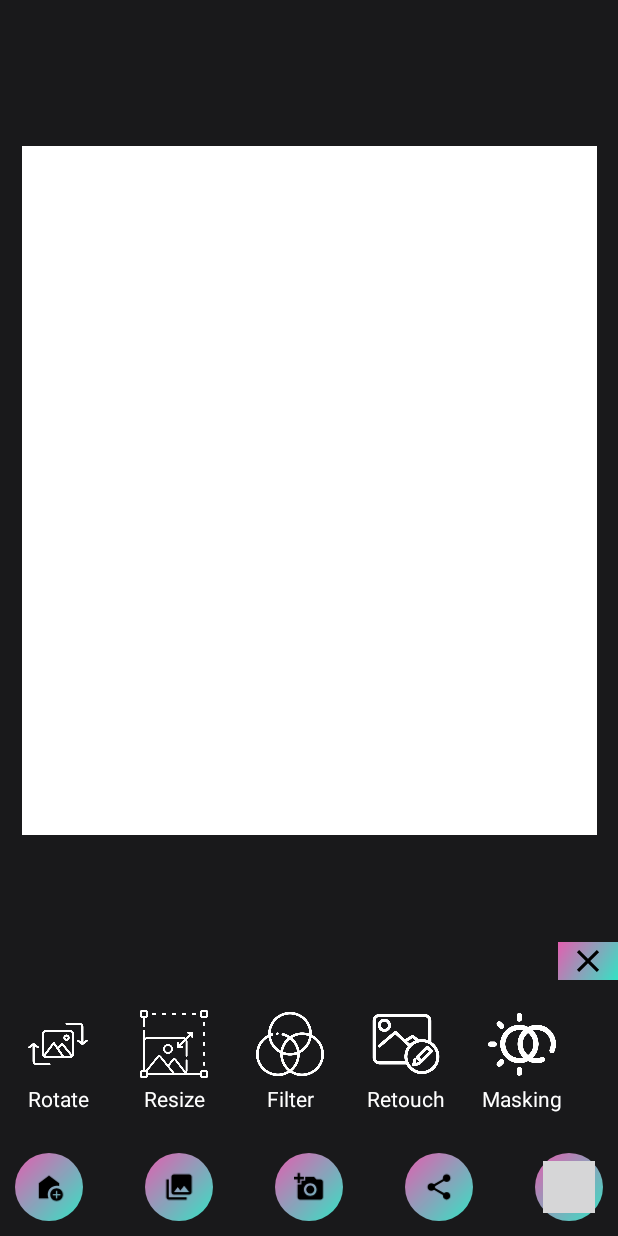
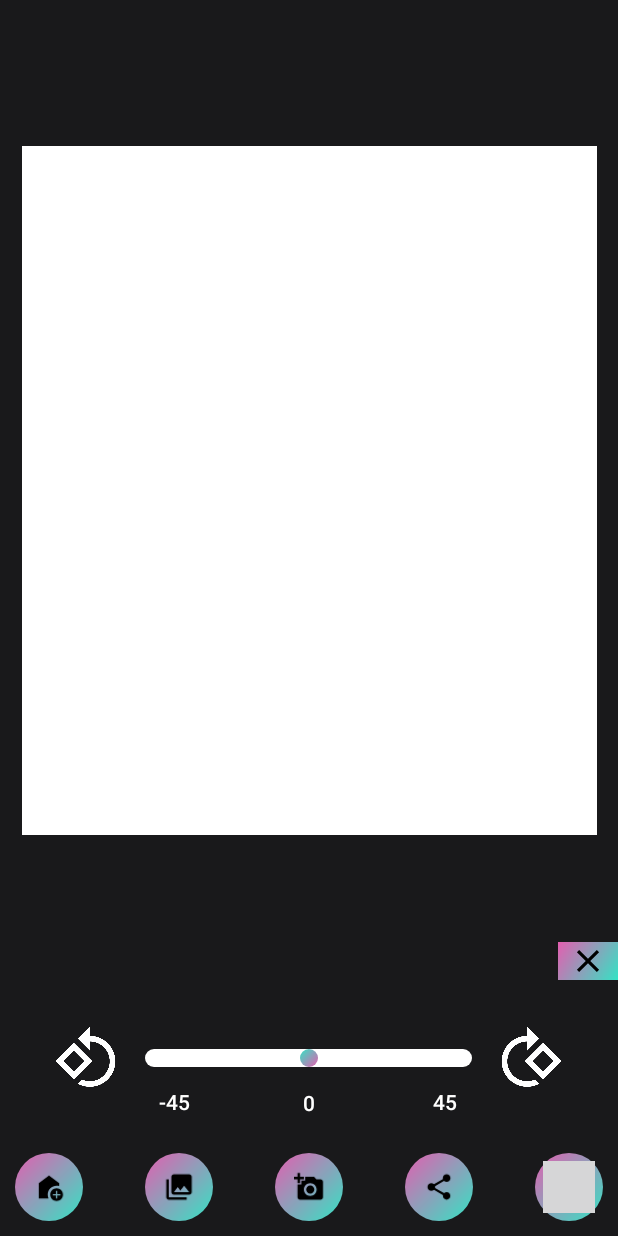
Before and after one commit to Drak0ndr/hitsMobile, an Android app: the screen it shows after launch (PhotoActivity), after a tap on "Rotate", on a phone screen of 412 x 824 dp. Run offline under Robolectric (Android 15) with nearby library versions, the phone set to English and light mode, and no system bars; pictures from the network do not load.

Commit message:
added a block with rotation

```diff
--- a/app/src/main/java/com/example/hitsmobile/PhotoActivity.kt
+++ b/app/src/main/java/com/example/hitsmobile/PhotoActivity.kt
@@ -10,6 +10,7 @@ import android.os.Looper
 import android.provider.MediaStore
 import android.view.animation.AnticipateOvershootInterpolator
 import android.widget.ImageView
+import android.widget.RelativeLayout
 import androidx.activity.enableEdgeToEdge
 import androidx.appcompat.app.AppCompatActivity
 import androidx.constraintlayout.widget.ConstraintLayout
@@ -143,6 +144,16 @@ class PhotoActivity: AppCompatActivity(), OnItemSelected, FilterListener {
     private val mConstraintSet = ConstraintSet()
     private var mIsFilterVisible = false
 
+    /*Отслеживаем текущие выдвижные блоки*/
+    private var currNumberBlock: Int = 0
+    private var currBlock: Int = 0
+
+    /*Отслеживаем выдвижные блоки*/
+    private lateinit var closeButton: ImageView
+
+    /*Блок для поворота*/
+    private lateinit var rlRotate: RelativeLayout
+
     @SuppressLint("MissingInflatedId")
     override fun onCreate(savedInstanceState: Bundle?) {
         super.onCreate(savedInstanceState)
@@ -185,6 +196,9 @@ class PhotoActivity: AppCompatActivity(), OnItemSelected, FilterListener {
         rvFilters.layoutManager = LinearLayoutManager(this, LinearLayoutManager.HORIZONTAL, false)
         rvFilters.adapter = filterAdapter
 
+        /*Блок для поворота*/
+        rlRotate = findViewById(R.id.rotateBlock)
+
         ViewCompat.setOnApplyWindowInsetsListener(findViewById(R.id.main)) { v, insets ->
             val systemBars = insets.getInsets(WindowInsetsCompat.Type.systemBars())
             v.setPadding(systemBars.left, systemBars.top, systemBars.right, systemBars.bottom)
@@ -194,7 +208,7 @@ class PhotoActivity: AppCompatActivity(), OnItemSelected, FilterListener {
         /*Работа с камерой*/
         cameraButton = findViewById(R.id.imgCamera)
         cameraButton.setOnClickListener(){
-            val cameraIntent = Intent(MediaStore.ACTION_IMAGE_CAPTURE)
+            val cameraIntent = Intent(android.provider.MediaStore.ACTION_IMAGE_CAPTURE)
             startActivityForResult(cameraIntent, CAMERA_REQUEST)
         }
 
@@ -206,25 +220,40 @@ class PhotoActivity: AppCompatActivity(), OnItemSelected, FilterListener {
             startActivityForResult(photoPickerIntent, GALLERY_REQUEST)
         }
 
+        /*Отслеживаем выдвижные блоки*/
+        closeButton = findViewById(R.id.imgClose)
+        closeButton.setOnClickListener{
+            onBackPressed()
+        }
     }
 
-    /*Загружаем фото из галереи*/
+    /*Загружаем фото из галереи или камеры*/
     override fun onActivityResult(requestCode: Int, resultCode: Int, data: Intent?) {
         super.onActivityResult(requestCode, resultCode, data)
         var bitmap: Bitmap? = null
         img = findViewById(R.id.photoEditorView)
 
-        when (requestCode) {
-            GALLERY_REQUEST -> if (resultCode == RESULT_OK) {
+        if(requestCode == GALLERY_REQUEST && resultCode == RESULT_OK){
             val selectedImage = data?.data
 
             try {
                 bitmap = MediaStore.Images.Media.getBitmap(contentResolver, selectedImage)
+
             } catch (e: IOException) {
                 e.printStackTrace()
             }
 
             img.setImageBitmap(bitmap)
+        }
+
+        else if(requestCode == CAMERA_REQUEST && resultCode == RESULT_OK){
+            try {
+                if (data != null) {
+                    img.setImageBitmap(data.extras?.get("data") as Bitmap)
+                }
+
+            } catch (e: IOException) {
+                e.printStackTrace()
             }
         }
     }
@@ -233,32 +262,56 @@ class PhotoActivity: AppCompatActivity(), OnItemSelected, FilterListener {
 
     }
 
-    /*Отображаем блок с фильтрами*/
+    /*Отслеживаем выдвижные блоки*/
+    override fun onBackPressed() {
+        if (mIsFilterVisible) {
+            showFilter(false)
+
+        } else if(!mIsFilterVisible){
+
+        }else{
+            super.onBackPressed()
+        }
+    }
+
+    /*Отображаем/убираем выдвижной блок*/
     private fun showFilter(isVisible: Boolean) {
         mIsFilterVisible = isVisible
         mConstraintSet.clone(mainView)
 
-        val rvFilterId: Int = rvFilters.id
+        if(currNumberBlock == 1){
+            currBlock = rlRotate.id
+        }
+
+        else if(currNumberBlock == 3){
+            currBlock = rvFilters.id
+        }
+
 
         if (isVisible) {
-            mConstraintSet.clear(rvFilterId, ConstraintSet.START)
+            mConstraintSet.clear(currBlock, ConstraintSet.START)
             mConstraintSet.connect(
-                rvFilterId, ConstraintSet.START,
+                currBlock, ConstraintSet.START,
                 ConstraintSet.PARENT_ID, ConstraintSet.START
             )
 
             mConstraintSet.connect(
-                rvFilterId, ConstraintSet.END,
+                currBlock, ConstraintSet.END,
                 ConstraintSet.PARENT_ID, ConstraintSet.END
             )
 
         } else {
             mConstraintSet.connect(
-                rvFilterId, ConstraintSet.START,
+                currBlock, ConstraintSet.START,
                 ConstraintSet.PARENT_ID, ConstraintSet.END
             )
 
-            mConstraintSet.clear(rvFilterId, ConstraintSet.END)
+            val changeBounds = ChangeBounds()
+            changeBounds.duration = 300 /*Анимация*/
+            changeBounds.interpolator = AnticipateOvershootInterpolator(1.0f) /*Анимация*/
+            TransitionManager.beginDelayedTransition(mainView, changeBounds)
+
+            mConstraintSet.clear(currBlock, ConstraintSet.END)
         }
 
         val changeBounds = ChangeBounds()
@@ -271,18 +324,28 @@ class PhotoActivity: AppCompatActivity(), OnItemSelected, FilterListener {
 
     override fun onToolSelected(toolType: ToolsType) {
         when (toolType) {
-            ToolsType.ROTATE -> {}
+            ToolsType.ROTATE -> {
+                currNumberBlock = 1
+                showFilter(true)
+            }
 
-            ToolsType.RESIZE -> {}
+            ToolsType.RESIZE -> {
+                currNumberBlock = 2
+            }
 
             /*Скролл для фильтров*/
             ToolsType.FILTER -> {
+                currNumberBlock = 3
                 showFilter(true)
             }
 
-            ToolsType.RETOUCH -> {}
+            ToolsType.RETOUCH -> {
+                currNumberBlock = 4
+            }
 
-            ToolsType.MASKING-> {}
+            ToolsType.MASKING-> {
+                currNumberBlock = 5
+            }
         }
     }
 
--- a/app/src/main/java/com/example/hitsmobile/filters/FilterViewAdapter.kt
+++ b/app/src/main/java/com/example/hitsmobile/filters/FilterViewAdapter.kt
@@ -21,7 +21,7 @@ class FilterViewAdapter(private val filterListener: FilterListener) :
     RecyclerView.Adapter<FilterViewAdapter.ViewHolder>() {
     private val pairsList: MutableList<Pair<String, PhotoFilter>> = ArrayList()
     override fun onCreateViewHolder(parent: ViewGroup, viewType: Int): ViewHolder {
-        val view = LayoutInflater.from(parent.context).inflate(R.layout.row_filter_view, parent, false)
+        val view = LayoutInflater.from(parent.context).inflate(R.layout.recyclerview_filters, parent, false)
         return ViewHolder(view)
     }
 
--- /dev/null
+++ b/app/src/main/res/drawable/seekbar_custom_thumb.xml
@@ -0,0 +1,18 @@
+<layer-list xmlns:android="http://schemas.android.com/apk/res/android">
+    <item>
+        <shape android:shape="rectangle">
+            <size android:width="12dp"
+                android:height="12dp"/>
+            <solid android:color="@color/white"/>
+        </shape>
+    </item>
+    <item>
+        <shape android:shape="oval">
+            <size android:width="8dp"
+                android:height="8dp"/>
+            <gradient android:startColor="@color/green"
+                android:endColor="@color/pink"
+                android:angle = "315" />
+        </shape>
+    </item>
+</layer-list>
--- /dev/null
+++ b/app/src/main/res/drawable/seekbar_style.xml
@@ -0,0 +1,6 @@
+<?xml version="1.0" encoding="utf-8"?>
+<shape xmlns:android="http://schemas.android.com/apk/res/android"
+    android:shape="rectangle">
+    <corners android:radius="30dp"/>
+    <solid android:color="@color/white"/>
+</shape>
--- a/app/src/main/res/layout/activity_photo.xml
+++ b/app/src/main/res/layout/activity_photo.xml
@@ -122,6 +122,90 @@
         app:layout_constraintBottom_toBottomOf="@+id/recyclerViewTools"
         app:layout_constraintStart_toEndOf="parent"
         app:layout_constraintTop_toTopOf="@+id/recyclerViewTools"
-        tools:listitem="@layout/row_filter_view" />
+        tools:listitem="@layout/recyclerview_filters" />
+
+    <RelativeLayout
+        android:id="@+id/rotateBlock"
+        android:layout_width="0dp"
+        android:layout_height="0dp"
+        android:background="@color/main_bg"
+        android:orientation="horizontal"
+        app:layout_constraintBottom_toBottomOf="@+id/recyclerViewTools"
+        app:layout_constraintStart_toStartOf="@+id/recyclerViewTools"
+        app:layout_constraintTop_toTopOf="@+id/recyclerViewTools">
+
+        <SeekBar
+            android:id="@+id/seekBarRotate"
+            android:layout_width="250dp"
+            android:layout_height="12dp"
+            android:layout_centerInParent="true"
+            android:max="90"
+            android:min="-90"
+            android:progress="0"
+            android:progressDrawable="@drawable/seekbar_style"
+            android:thumb="@drawable/seekbar_custom_thumb" />
+
+        <ImageView
+            android:id="@+id/imgRightRotate"
+            android:layout_width="45dp"
+            android:layout_height="45dp"
+            android:layout_alignParentTop="true"
+            android:layout_alignParentBottom="true"
+            android:layout_toEndOf="@+id/seekBarRotate"
+            android:src="@drawable/right">
+        </ImageView>
+
+        <ImageView
+            android:id="@+id/imgLeftRotate"
+            android:layout_width="45dp"
+            android:layout_height="45dp"
+            android:layout_alignParentTop="true"
+            android:layout_alignParentBottom="true"
+            android:layout_toStartOf="@+id/seekBarRotate"
+            android:src="@drawable/left">
+        </ImageView>
+
+        <TextView
+            android:id="@+id/progressBarMin"
+            style="@style/TextAppearance.Material3.LabelLarge"
+            android:layout_width="wrap_content"
+            android:layout_height="wrap_content"
+            android:layout_alignStart="@+id/seekBarRotate"
+            android:layout_alignParentBottom="true"
+            android:layout_marginTop="14dp"
+            android:layout_marginBottom="14dp"
+            android:orientation="vertical"
+            android:text="-45"
+            android:layout_marginLeft = "25dp"
+            android:textColor="?attr/colorOnPrimarySurface" />
+
+        <TextView
+            android:id="@+id/progressBarMax"
+            style="@style/TextAppearance.Material3.LabelLarge"
+            android:layout_width="wrap_content"
+            android:layout_height="wrap_content"
+            android:layout_alignEnd="@+id/seekBarRotate"
+            android:layout_alignParentBottom="true"
+            android:layout_marginTop="14dp"
+            android:layout_marginBottom="14dp"
+            android:orientation="vertical"
+            android:text="45"
+            android:layout_marginRight="25dp"
+            android:textColor="?attr/colorOnPrimarySurface" />
+
+        <TextView
+            android:id="@+id/progressBarCurr"
+            style="@style/TextAppearance.Material3.LabelLarge"
+            android:layout_width="wrap_content"
+            android:layout_height="wrap_content"
+            android:layout_below="@+id/seekBarRotate"
+            android:layout_alignParentBottom="true"
+            android:layout_marginTop="14dp"
+            android:layout_marginBottom="14dp"
+            android:layout_centerHorizontal="true"
+            android:text="0"
+            android:textColor="?attr/colorOnPrimarySurface" />
+
+    </RelativeLayout>
 
 </androidx.constraintlayout.widget.ConstraintLayout>
--- a/app/src/main/res/values/themes.xml
+++ b/app/src/main/res/values/themes.xml
@@ -4,4 +4,8 @@
         <item name="windowNoTitle">true</item>
         <item name="android:windowFullscreen">true</item>
     </style>
+    <style name="roundedImg">
+        <item name="cornerFamily">rounded</item>
+        <item name="collapsedSize">50dp</item>
+    </style>
 </resources>
```
Also changed, not shown: app/src/main/AndroidManifest.xml (+9 -1 lines), app/src/main/java/com/example/hitsmobile/HomePageActivity.kt (added, +20 -0 lines), app/src/main/res/drawable/circle_gradient.xml (added, +11 -0 lines), app/src/main/res/layout/activity_home_page.xml (added, +54 -0 lines), app/src/main/res/drawable/left.png (added), app/src/main/res/drawable/right.png (added), app/src/main/res/layout/recyclerview_filters.xml (renamed from app/src/main/res/layout/row_filter_view.xml). Lines whose indentation alone changed are shown as unchanged.
